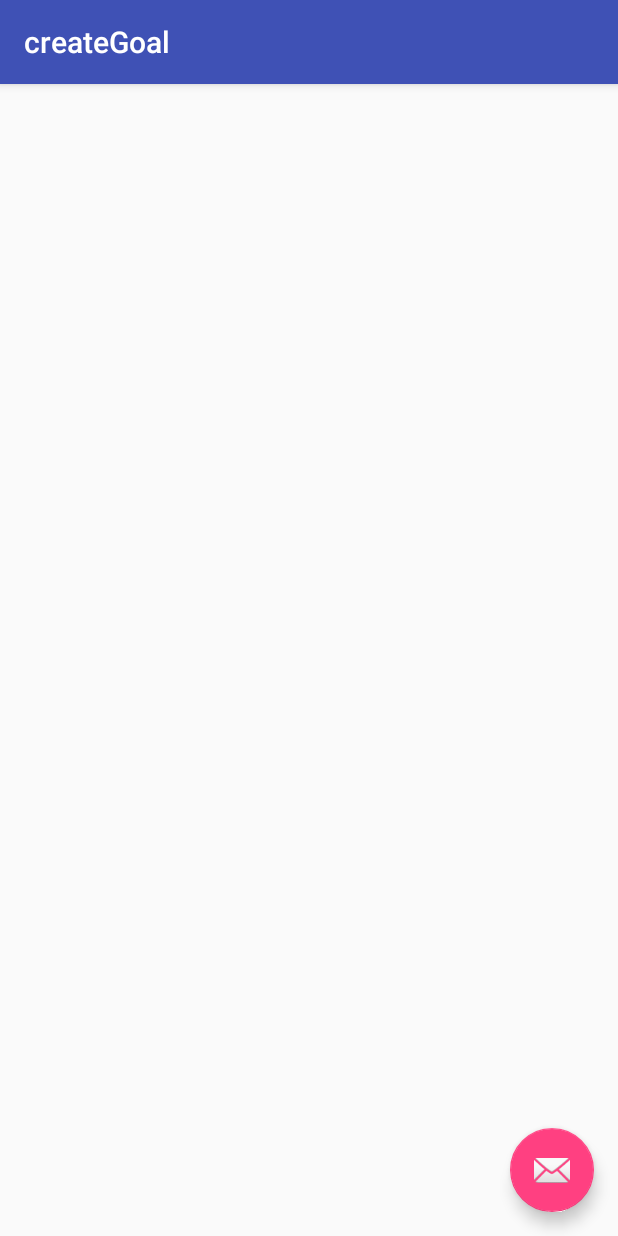
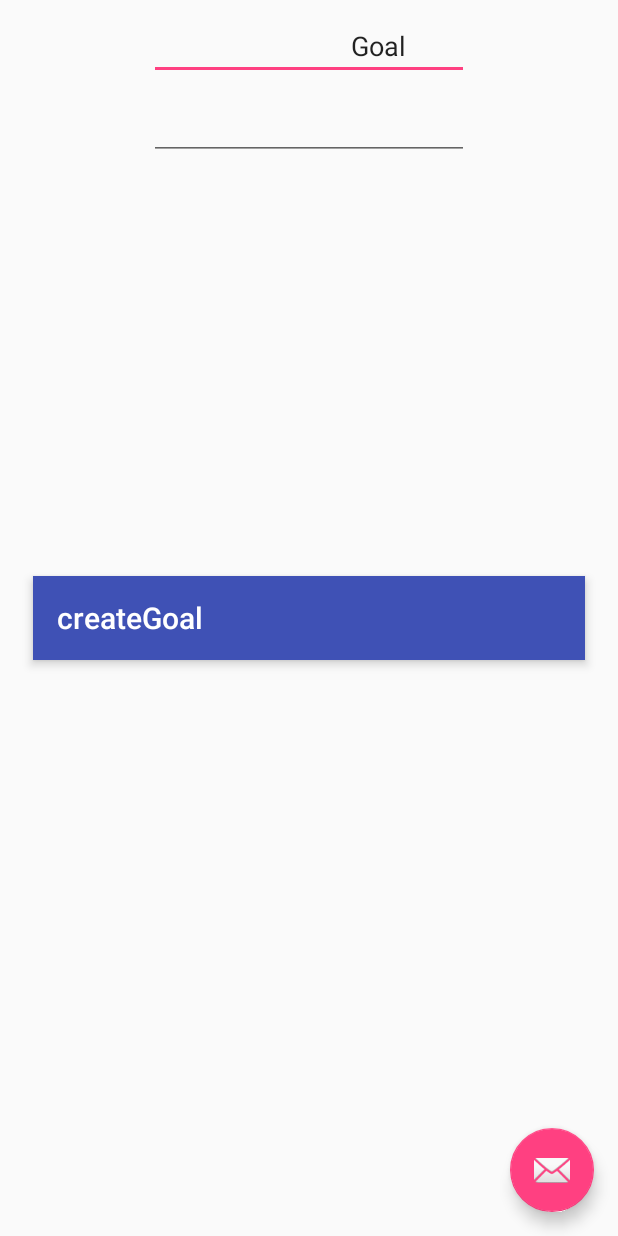
Before and after one commit to houssam7737/EMPath, an Android app: the createGoal screen opened directly, with no data from a screen before it, on a phone screen of 412 x 824 dp. Run offline under Robolectric (Android 15) with nearby library versions, the phone set to English and light mode, and no system bars.

Commit message:
updated create_goal page

```diff
--- a/app/src/main/res/layout/activity_create_goal.xml
+++ b/app/src/main/res/layout/activity_create_goal.xml
@@ -6,10 +6,58 @@
     android:layout_height="match_parent"
     tools:context="com.example.houssam.empathways.createGoal">
 
+    <android.support.design.widget.FloatingActionButton
+        android:id="@+id/fab"
+        android:layout_width="wrap_content"
+        android:layout_height="wrap_content"
+        android:layout_gravity="bottom|end"
+        android:layout_margin="@dimen/fab_margin"
+        android:layout_marginBottom="8dp"
+        android:layout_marginLeft="8dp"
+        android:layout_marginRight="8dp"
+        android:layout_marginTop="8dp"
+        app:layout_constraintBottom_toBottomOf="@+id/include"
+        app:layout_constraintLeft_toLeftOf="@+id/editText"
+        app:layout_constraintRight_toRightOf="parent"
+        app:layout_constraintTop_toTopOf="parent"
+        app:srcCompat="@android:drawable/ic_dialog_email" />
+
+    <android.support.constraint.ConstraintLayout
+        android:layout_width="match_parent"
+        android:layout_height="match_parent">
+
+        <EditText
+            android:id="@+id/editText"
+            android:layout_width="wrap_content"
+            android:layout_height="wrap_content"
+            android:ems="10"
+            android:inputType="textPersonName"
+            android:text="                            Goal "
+            android:layout_marginRight="8dp"
+            app:layout_constraintRight_toRightOf="parent"
+            android:layout_marginLeft="8dp"
+            app:layout_constraintLeft_toLeftOf="parent"
+            app:layout_constraintTop_toTopOf="parent"
+            android:layout_marginTop="8dp" />
+
+        <include layout="@layout/content_create_goal"
+            android:id="@+id/include"
+            tools:layout_editor_absoluteY="0dp"
+            tools:layout_editor_absoluteX="16dp" />
+
         <android.support.design.widget.AppBarLayout
-        android:layout_width="match_parent"
+            android:layout_width="368dp"
             android:layout_height="wrap_content"
-        android:theme="@style/AppTheme.AppBarOverlay">
+            android:theme="@style/AppTheme.AppBarOverlay"
+            android:id="@+id/appBarLayout"
+            android:layout_marginLeft="8dp"
+            app:layout_constraintLeft_toLeftOf="parent"
+            android:layout_marginRight="8dp"
+            app:layout_constraintRight_toRightOf="parent"
+            app:layout_constraintTop_toTopOf="@+id/include"
+            android:layout_marginTop="8dp"
+            app:layout_constraintBottom_toBottomOf="parent"
+            android:layout_marginBottom="8dp">
 
             <android.support.v7.widget.Toolbar
                 android:id="@+id/toolbar"
@@ -20,14 +68,19 @@
 
         </android.support.design.widget.AppBarLayout>
 
-    <include layout="@layout/content_create_goal" />
-
-    <android.support.design.widget.FloatingActionButton
-        android:id="@+id/fab"
+        <EditText
+            android:id="@+id/editText3"
             android:layout_width="wrap_content"
             android:layout_height="wrap_content"
-        android:layout_gravity="bottom|end"
-        android:layout_margin="@dimen/fab_margin"
-        app:srcCompat="@android:drawable/ic_dialog_email" />
+            android:ems="10"
+            android:inputType="date"
+            android:layout_marginRight="8dp"
+            app:layout_constraintRight_toRightOf="parent"
+            android:layout_marginLeft="8dp"
+            app:layout_constraintLeft_toLeftOf="parent"
+            android:layout_marginTop="8dp"
+            app:layout_constraintTop_toBottomOf="@+id/editText" />
+
+    </android.support.constraint.ConstraintLayout>
 
 </android.support.design.widget.CoordinatorLayout>
```
Lines whose indentation alone changed are shown as unchanged.
